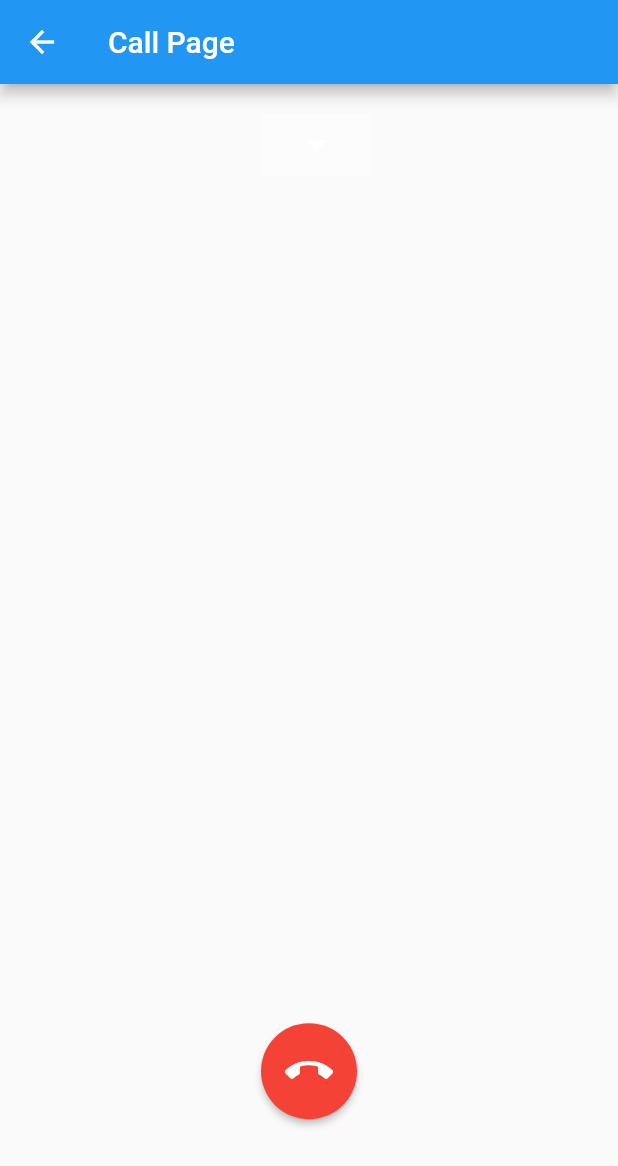
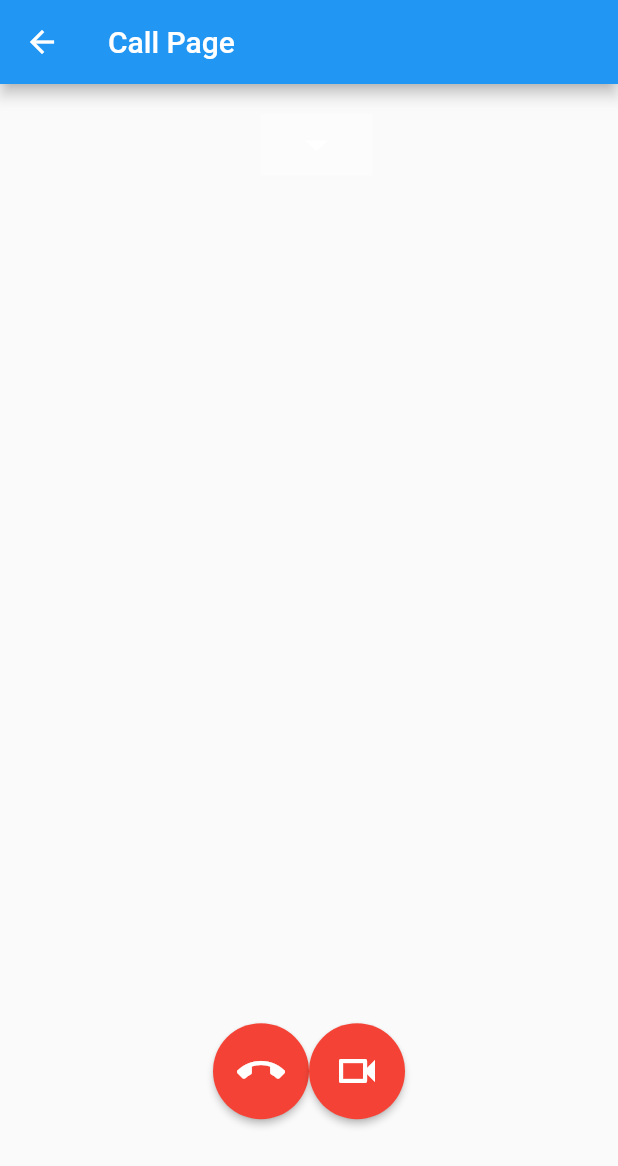
Before and after one commit to SharonTom/ZegoTrial3, a Flutter app: the CallPage screen opened directly, on a phone screen of 412 x 824 dp. Shown: the top 1166 px of the screen. Run offline on Flutter 3.47's test engine with Material 2 defaults, Android fonts, the light colour scheme and no system bars; our stand-ins replace permission_handler; missing offline and left inert: zego_express_engine.

Commit message:
added video toggle

```diff
--- a/lib/call_page.dart
+++ b/lib/call_page.dart
@@ -42,8 +42,24 @@ class _CallPageState extends State<CallPage> {
     return 16 / 9 * MediaQuery.of(context).size.width / 3;
   }
 
+  UserView? get localUser {
+    return callProvider.localUser;
+  }
+
   setActiveUser(UserView user) {
     callProvider.setActiveUser(user);
+  }
+
+  toggleVideo() {
+    callProvider.toggleVideo();
+  }
+
+  toggleAudio() {
+    callProvider.toggleAudio();
+  }
+
+  toggleScreenShare() {
+    callProvider.toggleScreenShare();
   }
 
   @override
@@ -139,6 +155,19 @@ class _CallPageState extends State<CallPage> {
                     onPressed: leaveCall,
                     child: const Center(child: Icon(Icons.call_end, size: 32)),
                   ),
+                  ElevatedButton(
+                    style: ElevatedButton.styleFrom(
+                        shape: const CircleBorder(),
+                        backgroundColor: Colors.red),
+                    onPressed: toggleVideo,
+                    child: Center(
+                        child: Icon(
+                      localUser != null && localUser!.isVideoOn
+                          ? Icons.videocam_off_outlined
+                          : Icons.videocam_outlined,
+                      size: 32,
+                    )),
+                  ),
                 ],
               ),
             ),
```
Also changed, not shown: lib/call_provider.dart (+23 -3 lines).
